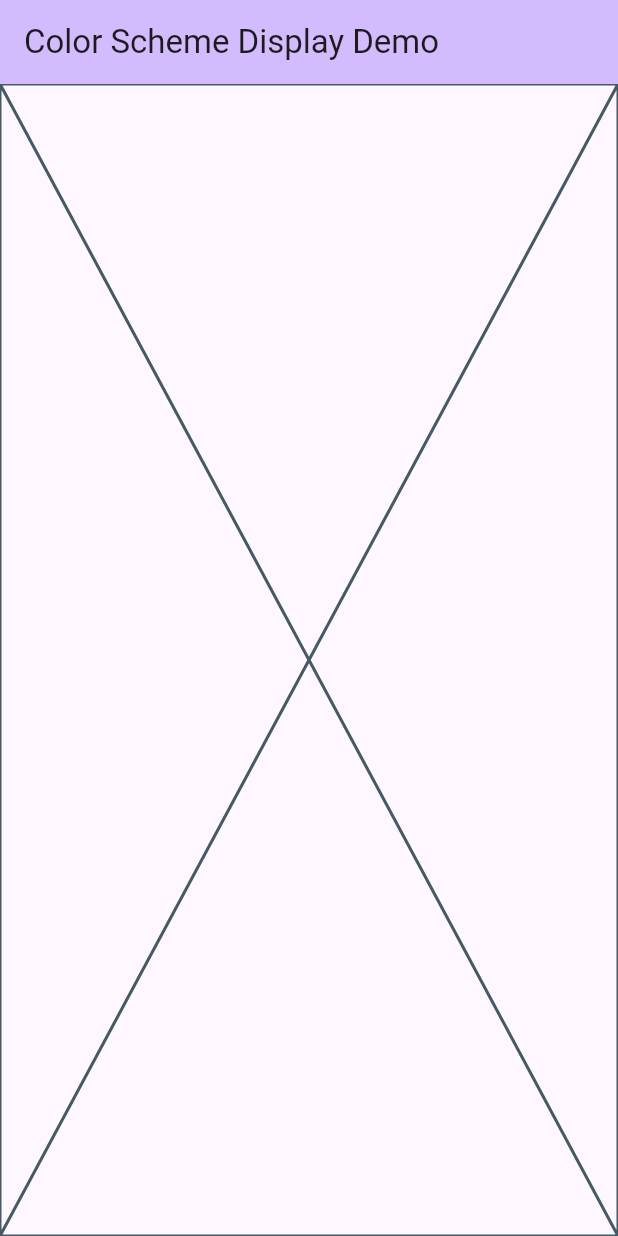
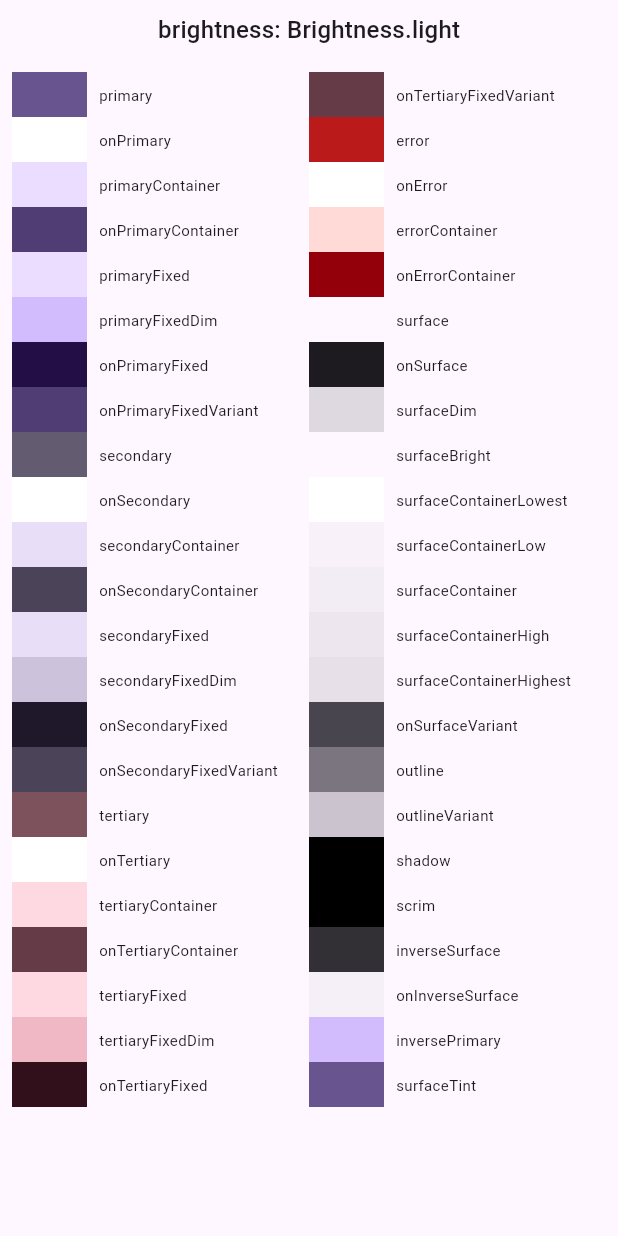
Before and after one commit to FredrikBorgstrom/color_scheme_display, a Flutter app: the screen it shows after launch, on a phone screen of 412 x 824 dp. Run offline on Flutter 3.47's test engine with Material 3 defaults, Android fonts, the phone set to English and light mode, and no system bars.

Commit message:
widget works

```diff
--- a/example/lib/main.dart
+++ b/example/lib/main.dart
@@ -69,13 +69,11 @@ class _MyHomePageState extends State<MyHomePage> {
   @override
   Widget build(BuildContext context) {
     return Scaffold(
-      appBar: AppBar(
+      /*appBar: AppBar(
         backgroundColor: Theme.of(context).colorScheme.inversePrimary,
         title: Text(widget.title),
-      ),
-      body: const Center(
-        child: ColorSchemeDisplay()
-      ),
+      ),*/
+      body: ColorSchemeDisplay(colorScheme:  Theme.of(context).colorScheme),
     );
   }
 }
--- a/example/pubspec.yaml
+++ b/example/pubspec.yaml
@@ -57,7 +57,7 @@ flutter:
   # The following line ensures that the Material Icons font is
   # included with your application, so that you can use the icons in
   # the material Icons class.
-  uses-material-design: true
+  # uses-material-design: true
 
   # To add assets to your application, add an assets section, like this:
   # assets:
--- a/lib/color_scheme_display.widget.dart
+++ b/lib/color_scheme_display.widget.dart
@@ -1,11 +1,115 @@
-
-import 'package:flutter/widgets.dart';
+import 'package:flutter/material.dart';
 
 class ColorSchemeDisplay extends StatelessWidget {
-  const ColorSchemeDisplay({super.key});
+  final ColorScheme colorScheme;
+
+  const ColorSchemeDisplay({required this.colorScheme, super.key});
 
   @override
   Widget build(BuildContext context) {
-    return const Placeholder();
+    final colors = defineColors();
+
+    final theme = Theme.of(context);
+
+    final colorEntries = colors.entries.toList();
+    final halfLength = (colorEntries.length / 2).ceil();
+    const swatchWidth = 50.0;
+    const swatchHeight = 30.0;
+
+    final mediaQuery = MediaQuery.of(context);
+
+    return Container(
+      width: mediaQuery.size.width,
+      height: mediaQuery.size.height,
+      padding: const EdgeInsets.all(8),
+
+      child: Column(
+        children: [
+          Row(
+            mainAxisAlignment: MainAxisAlignment.center,
+            children: [
+            Text('brightness: ${colorScheme.brightness}', style: theme.textTheme.titleMedium),
+          ],),
+          const SizedBox(height: 16),
+          Row(
+            children: [
+              Expanded(
+                child: renderColumn(colorEntries.sublist(0, halfLength)),
+              ),
+              Expanded(
+                child: renderColumn(colorEntries.sublist(halfLength)),
+              ),
+            ],
+          ),
+        ],
+      ),
+    );
   }
+
+  renderColumn(List<MapEntry<String, Color>> colorEntries) {
+    return Column(
+      children: colorEntries.map((entry) {
+        return Row(
+          children: [
+            Container(
+              width: 50,
+              height: 30,
+              color: entry.value,
+            ),
+            const SizedBox(width: 8),
+            Text(entry.key, style: const TextStyle(fontSize: 10)),
+          ],
+        );
+      }).toList(),
+    );
+  }
+
+  Map<String, Color> defineColors() => {
+    'primary': colorScheme.primary,
+    'onPrimary': colorScheme.onPrimary,
+    'primaryContainer': colorScheme.primaryContainer,
+    'onPrimaryContainer': colorScheme.onPrimaryContainer,
+    'primaryFixed': colorScheme.primaryFixed,
+    'primaryFixedDim': colorScheme.primaryFixedDim,
+    'onPrimaryFixed': colorScheme.onPrimaryFixed,
+    'onPrimaryFixedVariant': colorScheme.onPrimaryFixedVariant,
+    'secondary': colorScheme.secondary,
+    'onSecondary': colorScheme.onSecondary,
+    'secondaryContainer': colorScheme.secondaryContainer,
+    'onSecondaryContainer': colorScheme.onSecondaryContainer,
+    'secondaryFixed': colorScheme.secondaryFixed,
+    'secondaryFixedDim': colorScheme.secondaryFixedDim,
+    'onSecondaryFixed': colorScheme.onSecondaryFixed,
+    'onSecondaryFixedVariant': colorScheme.onSecondaryFixedVariant,
+    'tertiary': colorScheme.tertiary,
+    'onTertiary': colorScheme.onTertiary,
+    'tertiaryContainer': colorScheme.tertiaryContainer,
+    'onTertiaryContainer': colorScheme.onTertiaryContainer,
+    'tertiaryFixed': colorScheme.tertiaryFixed,
+    'tertiaryFixedDim': colorScheme.tertiaryFixedDim,
+    'onTertiaryFixed': colorScheme.onTertiaryFixed,
+    'onTertiaryFixedVariant': colorScheme.onTertiaryFixedVariant,
+    'error': colorScheme.error,
+    'onError': colorScheme.onError,
+    'errorContainer': colorScheme.errorContainer,
+    'onErrorContainer': colorScheme.onErrorContainer,
+    'surface': colorScheme.surface,
+    'onSurface': colorScheme.onSurface,
+    'surfaceDim': colorScheme.surfaceDim,
+    'surfaceBright': colorScheme.surfaceBright,
+    'surfaceContainerLowest': colorScheme.surfaceContainerLowest,
+    'surfaceContainerLow': colorScheme.surfaceContainerLow,
+    'surfaceContainer': colorScheme.surfaceContainer,
+    'surfaceContainerHigh': colorScheme.surfaceContainerHigh,
+    'surfaceContainerHighest': colorScheme.surfaceContainerHighest,
+    'onSurfaceVariant': colorScheme.onSurfaceVariant,
+    'outline': colorScheme.outline,
+    'outlineVariant': colorScheme.outlineVariant,
+    'shadow': colorScheme.shadow,
+    'scrim': colorScheme.scrim,
+    'inverseSurface': colorScheme.inverseSurface,
+    'onInverseSurface': colorScheme.onInverseSurface,
+    'inversePrimary': colorScheme.inversePrimary,
+    'surfaceTint': colorScheme.surfaceTint,
+  };
 }
```
